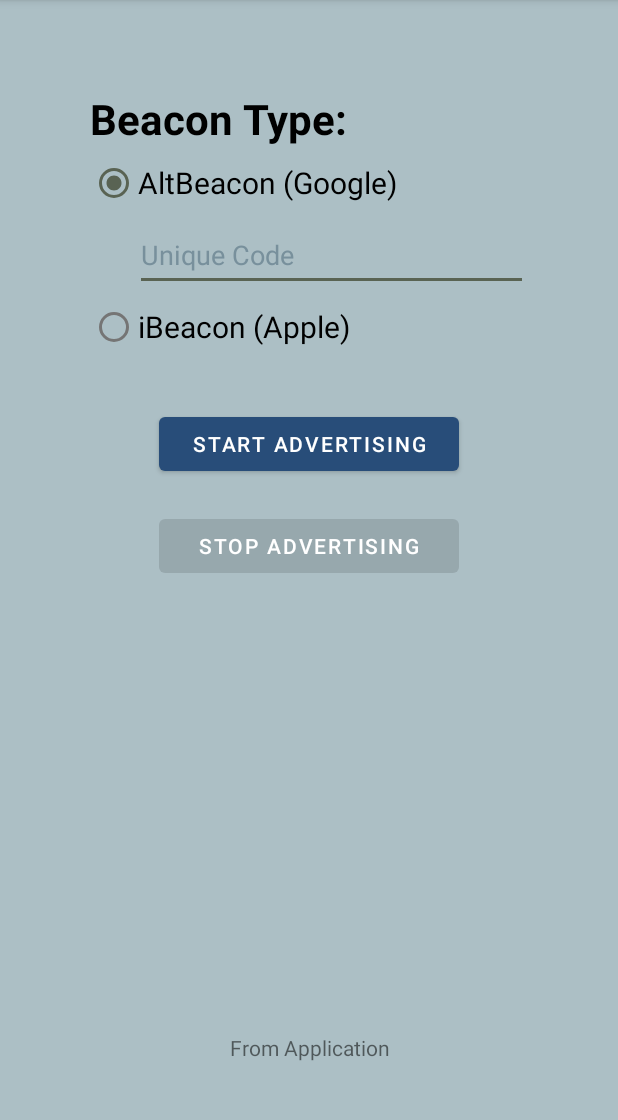
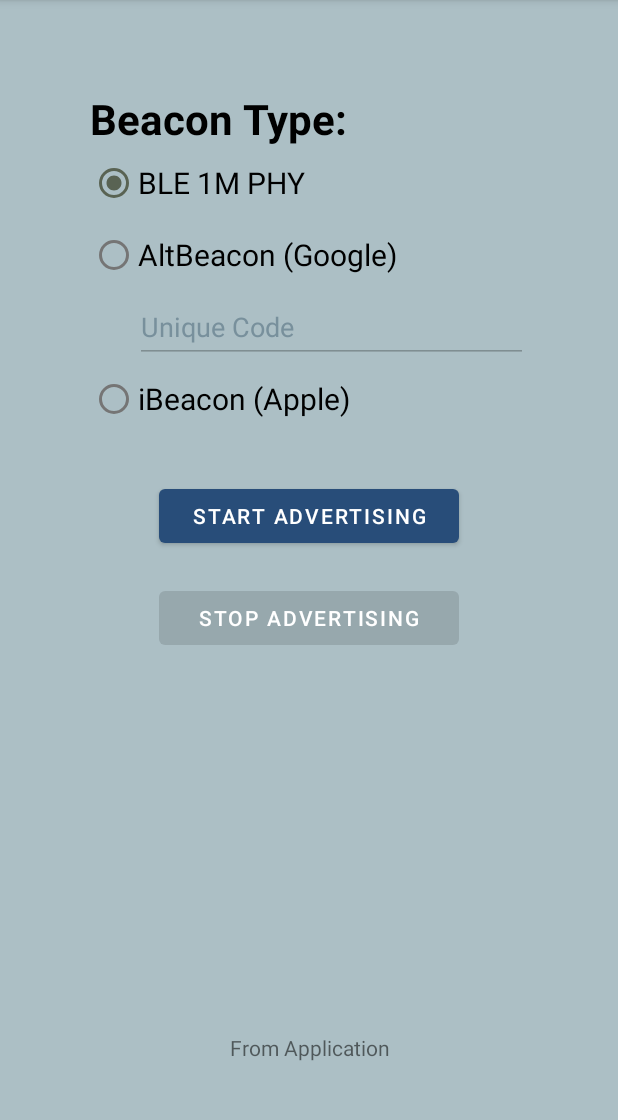
Before and after one commit to cvmccoy1/BleBeaconApp, an Android app: the screen it shows after launch (MainActivity), on a phone screen of 412 x 824 dp, the part 84-1204 px from its top. Run offline under Robolectric (Android 15) with nearby library versions, the phone set to English and light mode, and no system bars.

```diff
--- a/app/src/main/res/layout/activity_main.xml
+++ b/app/src/main/res/layout/activity_main.xml
@@ -23,10 +23,17 @@
         android:layout_height="wrap_content">
 
         <RadioButton
+            android:id="@+id/ble1mRadioButton"
+            android:layout_width="match_parent"
+            android:layout_height="wrap_content"
+            android:onClick="onRadioButtonClicked"
+            android:text="@string/ble_1m_phy"
+            android:textSize="20sp" />
+
+        <RadioButton
             android:id="@+id/altBeaconRadioButton"
             android:layout_width="match_parent"
             android:layout_height="wrap_content"
-            android:checked="true"
             android:onClick="onRadioButtonClicked"
             android:text="@string/alt_beacon_google"
             android:textSize="20sp" />
@@ -85,6 +92,6 @@
         android:layout_height="match_parent"
         android:layout_marginTop="50dp"
         android:gravity="center|bottom"
-        android:text="From Application" />
+        android:text="@string/from_application" />
 
 </LinearLayout>
--- a/app/src/main/res/values/strings.xml
+++ b/app/src/main/res/values/strings.xml
@@ -15,11 +15,14 @@
     <string name="waiting_for_bluetooth_enable">Attempting to enable the bluetooth adapter</string>
     <string name="beacon_type">BeaconType</string>
     <string name="beacon_type_label">Beacon Type:</string>
+    <string name="ble_1m_phy">BLE 1M PHY</string>
     <string name="alt_beacon_google">AltBeacon (Google)</string>
     <string name="i_beacon_apple">iBeacon (Apple)</string>
+    <string name="ble_advertising_ble_1m_phy_text">Advertising as BLE 1M PHY</string>
     <string name="ble_advertising_alt_beacon_text_format"><b>Advertising as AltBeacon \n</b><b>Unique Code = %x</b></string>
     <string name="ble_advertising_i_beacon_text">Advertising as iBeacon</string>
     <string name="required_permissions_not_granted">This app does not have the required permissions for BLE advertising</string>
     <string name="unique_code_string">uniqueCode</string>
     <string name="checked_beacon_type_id">beaconType</string>
+    <string name="from_application">From Application</string>
 </resources>
```
Also changed, not shown: app/src/main/java/craig/mccoy/com/BleAdvertisingManager.java (+27 -10 lines), app/src/main/java/craig/mccoy/com/BleAdvertisingService.java (+6 -3 lines), app/src/main/java/craig/mccoy/com/MainActivity.java (+32 -9 lines), app/src/main/java/craig/mccoy/com/MyLog.java (+0 -7 lines).
